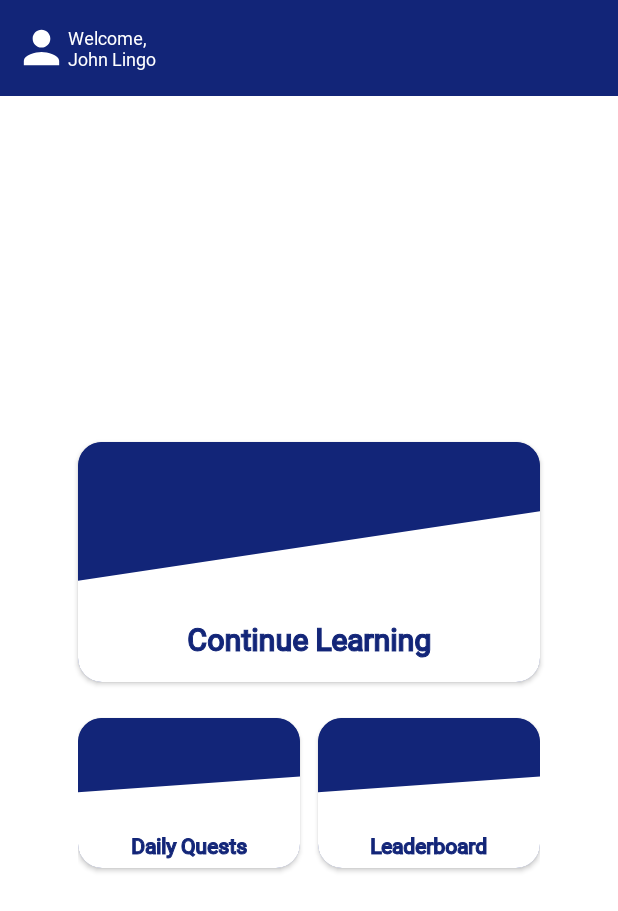
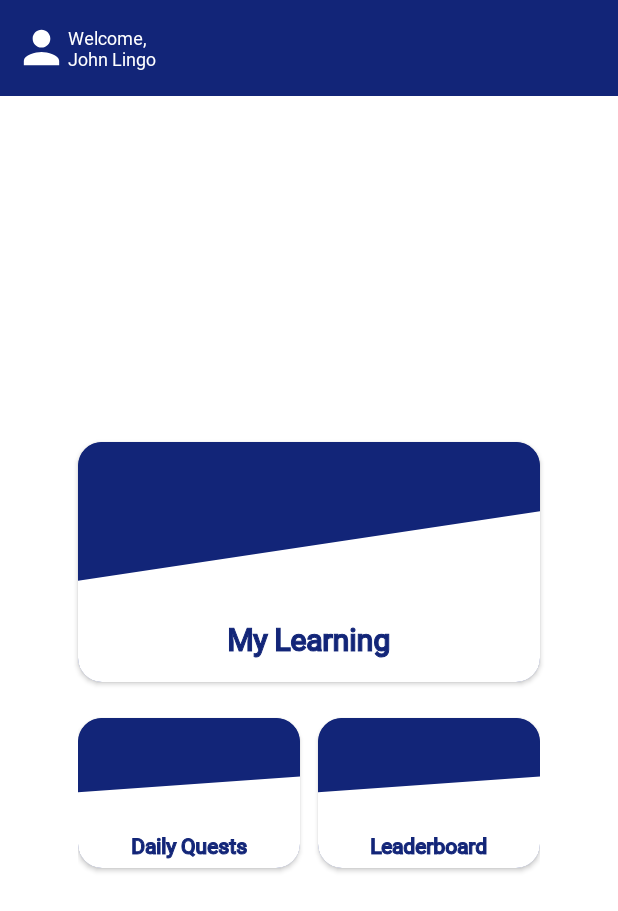
Before and after one commit to Minime998/CP470-Project, an Android app: the layout activity_main.xml on its own in the app's theme, with its tools: preview values and no code run, on a phone screen of 412 x 824 dp. Shown: the top 911 px of the screen. Run offline under Robolectric (Android 15) with nearby library versions, the phone set to English and light mode, and no system bars.

Commit message:
updated mainActivity

```diff
--- a/app/src/main/res/values/strings.xml
+++ b/app/src/main/res/values/strings.xml
@@ -42,7 +42,7 @@
     <string name="progress">Progress</string>
 
     <!-- Strings related to Main Activity -->
-    <string name="learning">Continue Learning</string>
+    <string name="learning">My Learning</string>
     <string name="quest">Daily Quests</string>
     <string name="leaderboard">Leaderboard</string>
     <string name="john">Welcome,\nJohn Lingo</string>
```
